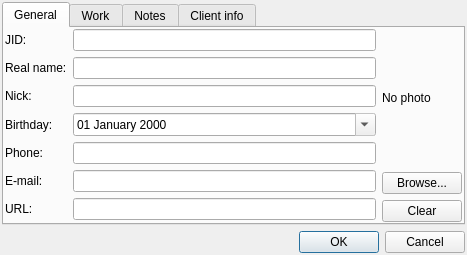
Old version of the form src/plugins/azoth/plugins/xoox/vcarddialog.ui in the repository 0xd34df00d/leechcraft.
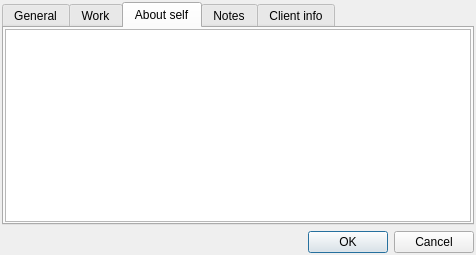
New version of the form. The open tabs and pages were chosen to show the change.

Commit message: Azoth Xoox: support showing/publishing About info.

What changed in the file:
```diff
--- a/src/plugins/azoth/plugins/xoox/vcarddialog.ui
+++ b/src/plugins/azoth/plugins/xoox/vcarddialog.ui
@@ -6,7 +6,7 @@
    <rect>
     <x>0</x>
     <y>0</y>
-    <width>467</width>
+    <width>476</width>
     <height>252</height>
    </rect>
   </property>
@@ -299,6 +299,23 @@
        </item>
       </layout>
      </widget>
+     <widget class="QWidget" name="tab_3">
+      <attribute name="title">
+       <string>About self</string>
+      </attribute>
+      <layout class="QVBoxLayout" name="verticalLayout_5">
+       <property name="margin">
+        <number>1</number>
+       </property>
+       <item>
+        <widget class="QPlainTextEdit" name="About_">
+         <property name="readOnly">
+          <bool>true</bool>
+         </property>
+        </widget>
+       </item>
+      </layout>
+     </widget>
      <widget class="QWidget" name="tab_2">
       <attribute name="title">
        <string>Notes</string>
```
The commit also changes 1 other file.
